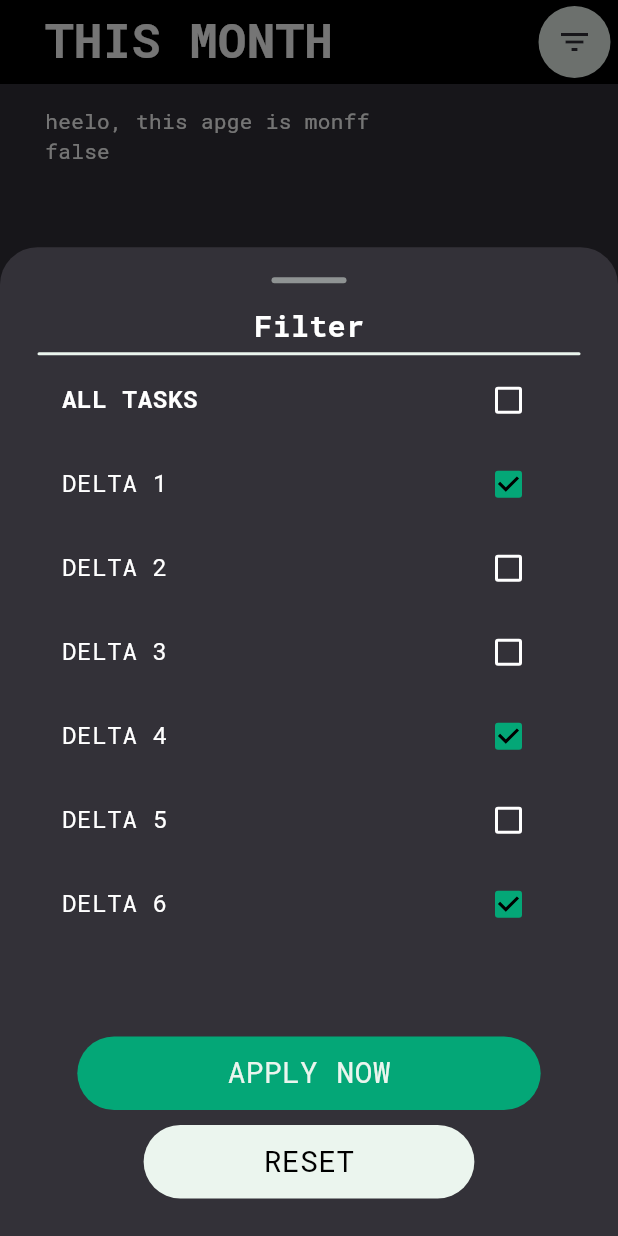
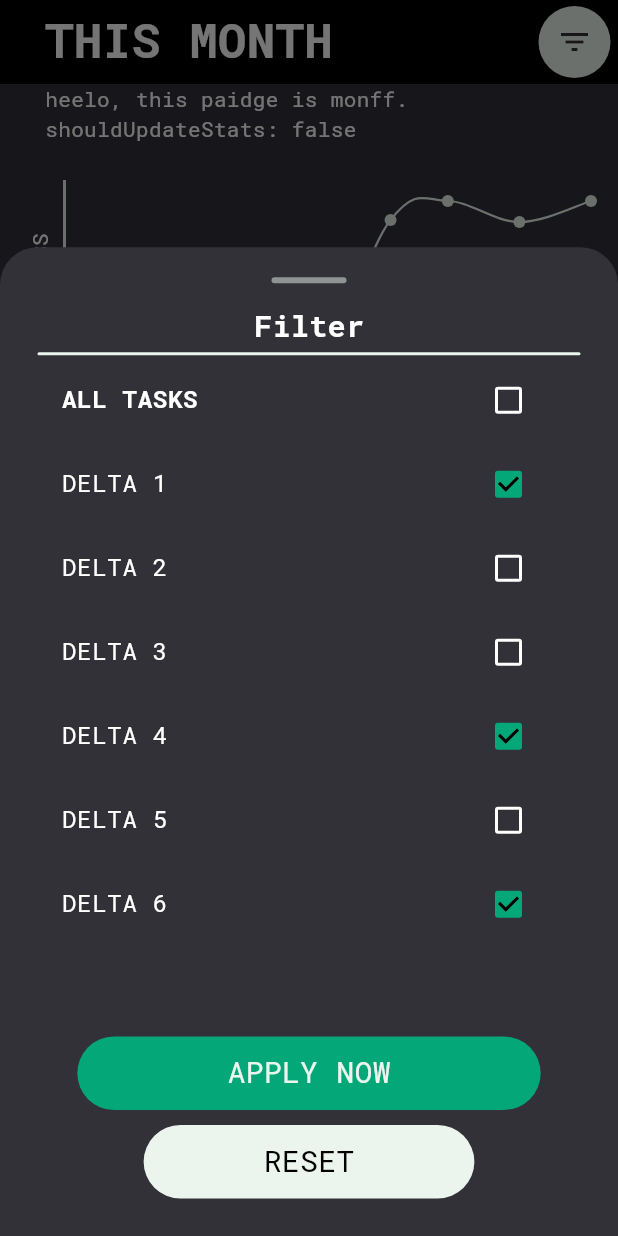
Before and after one commit to ItsThompson/neo_delta, a Flutter app: the StatsPage screen opened by its route, after a tap on the "filter list" icon, on a phone screen of 412 x 824 dp. Run offline on Flutter 3.47's test engine with Material 3 defaults, Android fonts, the phone set to English and light mode, and no system bars; our stand-ins replace go_router.

Commit message:
Working on Graph in stats

```diff
--- /dev/null
+++ b/lib/pages/pageviews/stats_alltime.dart
@@ -0,0 +1,30 @@
+import 'package:flutter/material.dart';
+import 'package:neo_delta/models/stats_filter.dart';
+import 'package:neo_delta/pages/stats_page.dart';
+import 'package:neo_delta/widgets/stats_graph.dart';
+import 'package:provider/provider.dart';
+
+
+class StatsPageViewAllTime extends StatefulWidget {
+  const StatsPageViewAllTime({super.key});
+
+  @override
+  State<StatsPageViewAllTime> createState() => _StatsPageViewAllTimeState();
+}
+
+class _StatsPageViewAllTimeState extends State<StatsPageViewAllTime> {
+  @override
+  Widget build(BuildContext context) {
+    return Column(
+      crossAxisAlignment: CrossAxisAlignment.start,
+      children: <Widget>[
+        Container(
+            width: double.infinity,
+            margin: const EdgeInsets.symmetric(horizontal: 30),
+            child: Text("heelo, this paidge is awl taimmm.\nshouldUpdateStats: ${context.watch<StatsFilter>().shouldUpdateStats.toString()}") // TODO: On "shouldUpdateStats" true: Update graphs and then set back to false
+            ),
+        const StatsGraph(graphPage: StatsPageView.allTime)
+      ],
+    );
+  }
+}
--- /dev/null
+++ b/lib/pages/pageviews/stats_month.dart
@@ -0,0 +1,29 @@
+import 'package:flutter/material.dart';
+import 'package:neo_delta/models/stats_filter.dart';
+import 'package:neo_delta/pages/stats_page.dart';
+import 'package:neo_delta/widgets/stats_graph.dart';
+import 'package:provider/provider.dart';
+
+class StatsPageViewMonth extends StatefulWidget {
+  const StatsPageViewMonth({super.key});
+
+  @override
+  State<StatsPageViewMonth> createState() => _StatsPageViewMonthState();
+}
+
+class _StatsPageViewMonthState extends State<StatsPageViewMonth> {
+  @override
+  Widget build(BuildContext context) {
+    return Column(
+      crossAxisAlignment: CrossAxisAlignment.start,
+      children: <Widget>[
+        Container(
+            width: double.infinity,
+            margin: const EdgeInsets.symmetric(horizontal: 30),
+            child: Text("heelo, this paidge is monff.\nshouldUpdateStats: ${context.watch<StatsFilter>().shouldUpdateStats.toString()}") // TODO: On "shouldUpdateStats" true: Update graphs and then set back to false
+            ),
+        const StatsGraph(graphPage: StatsPageView.month)
+      ],
+    );
+  }
+}
--- /dev/null
+++ b/lib/pages/pageviews/stats_week.dart
@@ -0,0 +1,29 @@
+import 'package:flutter/material.dart';
+import 'package:neo_delta/models/stats_filter.dart';
+import 'package:neo_delta/pages/stats_page.dart';
+import 'package:neo_delta/widgets/stats_graph.dart';
+import 'package:provider/provider.dart';
+
+class StatsPageViewWeek extends StatefulWidget {
+  const StatsPageViewWeek({super.key});
+
+  @override
+  State<StatsPageViewWeek> createState() => _StatsPageViewWeekState();
+}
+
+class _StatsPageViewWeekState extends State<StatsPageViewWeek> {
+  @override
+  Widget build(BuildContext context) {
+    return Column(
+      crossAxisAlignment: CrossAxisAlignment.start,
+      children: <Widget>[
+        Container(
+            width: double.infinity,
+            margin: const EdgeInsets.symmetric(horizontal: 30),
+            child: Text("heelo, this paidge is weeaak.\nshouldUpdateStats: ${context.watch<StatsFilter>().shouldUpdateStats.toString()}") // TODO: On "shouldUpdateStats" true: Update graphs and then set back to false
+            ),
+        const StatsGraph(graphPage: StatsPageView.week)
+      ],
+    );
+  }
+}
--- a/lib/pages/stats_page.dart
+++ b/lib/pages/stats_page.dart
@@ -1,10 +1,21 @@
 import 'package:flutter/material.dart';
 import 'package:neo_delta/main_theme.dart';
-import 'package:neo_delta/models/stats_filter.dart';
+import 'package:neo_delta/pages/pageviews/stats_alltime.dart';
+import 'package:neo_delta/pages/pageviews/stats_month.dart';
+import 'package:neo_delta/pages/pageviews/stats_week.dart';
 import 'package:neo_delta/widgets/stats_filter_bottom_modal.dart';
-import 'package:provider/provider.dart';
 
 enum StatsPageView { month, week, allTime }
+String getPageViewString(StatsPageView pageView) {
+  switch (pageView) {
+    case StatsPageView.month:
+      return "THIS MONTH";
+    case StatsPageView.week:
+      return "THIS WEEK";
+    case StatsPageView.allTime:
+      return "ALL TIME";
+  }
+}
 
 class StatsPage extends StatefulWidget {
   const StatsPage({super.key});
@@ -13,19 +24,9 @@ class StatsPage extends StatefulWidget {
   State<StatsPage> createState() => _StatsPageState();
 }
 
+
 class _StatsPageState extends State<StatsPage> {
   StatsPageView currentPageView = StatsPageView.month;
-
-  String getPageViewString() {
-    switch (currentPageView) {
-      case StatsPageView.month:
-        return "THIS MONTH";
-      case StatsPageView.week:
-        return "THIS WEEK";
-      case StatsPageView.allTime:
-        return "ALL TIME";
-    }
-  }
 
   @override
   Widget build(BuildContext context) {
@@ -33,7 +34,7 @@ class _StatsPageState extends State<StatsPage> {
     return Scaffold(
         extendBody: true,
         appBar: AppBar(
-            title: Text(getPageViewString(),
+            title: Text(getPageViewString(currentPageView),
                 style:
                     const TextStyle(fontWeight: FontWeight.bold, fontSize: 32)),
             // leading: Container(
@@ -74,52 +75,10 @@ class _StatsPageState extends State<StatsPage> {
             });
           },
           controller: pageController,
-          children: <Widget>[
-            Container(
-              margin: const EdgeInsets.only(
-                  top: 15, left: 30, right: 30, bottom: 100),
-              child: Column(
-                crossAxisAlignment: CrossAxisAlignment.start,
-                children: <Widget>[
-                  const Text("heelo, this apge is monff"),
-                  // TODO: On "shouldUpdateStats" true: Update graphs and then set back to false
-                  Text(context
-                      .watch<StatsFilter>()
-                      .shouldUpdateStats
-                      .toString()),
-                ],
-              ),
-            ),
-            Container(
-              margin: const EdgeInsets.only(
-                  top: 15, left: 30, right: 30, bottom: 100),
-              child: Column(
-                crossAxisAlignment: CrossAxisAlignment.start,
-                children: <Widget>[
-                  const Text("weeak"),
-                  // TODO: On "shouldUpdateStats" true: Update graphs and then set back to false
-                  Text(context
-                      .watch<StatsFilter>()
-                      .shouldUpdateStats
-                      .toString()),
-                ],
-              ),
-            ),
-            Container(
-              margin: const EdgeInsets.only(
-                  top: 15, left: 30, right: 30, bottom: 100),
-              child: Column(
-                crossAxisAlignment: CrossAxisAlignment.start,
-                children: <Widget>[
-                  const Text("awl taimmm"),
-                  // TODO: On "shouldUpdateStats" true: Update graphs and then set back to false
-                  Text(context
-                      .watch<StatsFilter>()
-                      .shouldUpdateStats
-                      .toString()),
-                ],
-              ),
-            ),
+          children: const <Widget>[
+            StatsPageViewMonth(),
+            StatsPageViewWeek(),
+            StatsPageViewAllTime(),
           ],
         ));
   }
--- /dev/null
+++ b/lib/widgets/stats_graph.dart
@@ -0,0 +1,110 @@
+import 'package:fl_chart/fl_chart.dart';
+import 'package:flutter/material.dart';
+import 'package:neo_delta/main_theme.dart';
+import 'package:neo_delta/pages/stats_page.dart';
+
+// src: https://github.com/imaNNeo/fl_chart/blob/main/example/lib/presentation/samples/line/line_chart_sample2.dart
+class StatsGraph extends StatefulWidget {
+  final StatsPageView graphPage;
+  const StatsGraph({super.key, required this.graphPage});
+
+  @override
+  State<StatsGraph> createState() => _StatsGraphState();
+}
+
+class _StatsGraphState extends State<StatsGraph> {
+  bool hasNegativeY = true;
+
+  @override
+  Widget build(BuildContext context) {
+    return AspectRatio(
+      aspectRatio: 2,
+      child: Padding(
+        padding: const EdgeInsets.only(
+          right: 18,
+          left: 12,
+          top: 24,
+          bottom: 12,
+        ),
+        child: LineChart(
+          mainData(),
+        ),
+      ),
+    );
+  }
+
+  LineChartData mainData() {
+    return LineChartData(
+      gridData: const FlGridData(show: false),
+      titlesData: FlTitlesData(
+        show: true,
+        rightTitles: const AxisTitles(
+          sideTitles: SideTitles(showTitles: false),
+        ),
+        topTitles: const AxisTitles(
+          sideTitles: SideTitles(showTitles: false),
+        ),
+        bottomTitles: AxisTitles(
+          axisNameSize: 30,
+          axisNameWidget: Text(getPageViewString(widget.graphPage)),
+        ),
+        leftTitles: const AxisTitles(
+          axisNameSize: 30,
+          axisNameWidget: Text("PROGRESS"),
+        ),
+      ),
+      extraLinesData: hasNegativeY
+          ? ExtraLinesData(horizontalLines: [
+              HorizontalLine(
+                  y: 0,
+                  color: mainTheme.colorScheme.inversePrimary,
+                  strokeWidth: 2)
+            ])
+          : const ExtraLinesData(),
+
+      borderData: FlBorderData(
+          show: true,
+          border: Border(
+              left: BorderSide(
+                  color: mainTheme.colorScheme.inversePrimary, width: 2),
+              bottom: hasNegativeY
+                  ? BorderSide.none
+                  : BorderSide(
+                      color: mainTheme.colorScheme.inversePrimary, width: 2))),
+      minX: 0,
+      maxX: 11,
+      minY: -5,
+      // minY: 0,
+      maxY: 5,
+      lineBarsData: [
+        LineChartBarData(
+          spots: const [
+            FlSpot(0, -3),
+            FlSpot(2.6, -2),
+            FlSpot(4.9, -5),
+            FlSpot(6.8, 3.1),
+            FlSpot(8, 4),
+            FlSpot(9.5, 3),
+            FlSpot(11, 4),
+
+            // FlSpot(0, 3),
+            // FlSpot(2.6, 2),
+            // FlSpot(4.9, 5),
+            // FlSpot(6.8, 3.1),
+            // FlSpot(8, 4),
+            // FlSpot(9.5, 3),
+            // FlSpot(11, 4),
+          ],
+          isCurved: true,
+          color: mainTheme.colorScheme.inversePrimary,
+          barWidth: 1.5,
+          isStrokeCapRound: true,
+          dotData: const FlDotData(
+            show: true,
+          ),
+          belowBarData: BarAreaData(show: false),
+        ),
+      ],
+    );
+  }
+}
--- a/pubspec.yaml
+++ b/pubspec.yaml
@@ -37,6 +37,7 @@ dependencies:
   cupertino_icons: ^1.0.2
   go_router: ^13.1.0
   provider: ^6.1.1
+  fl_chart: ^0.66.1
 
 dev_dependencies:
   flutter_test:
```
Also changed, not shown: pubspec.lock.
